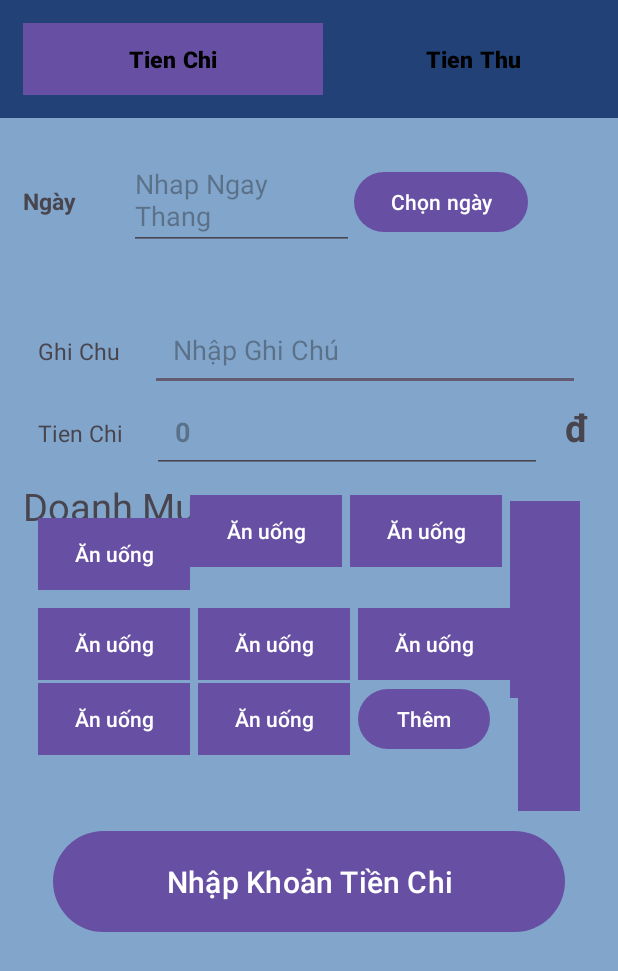
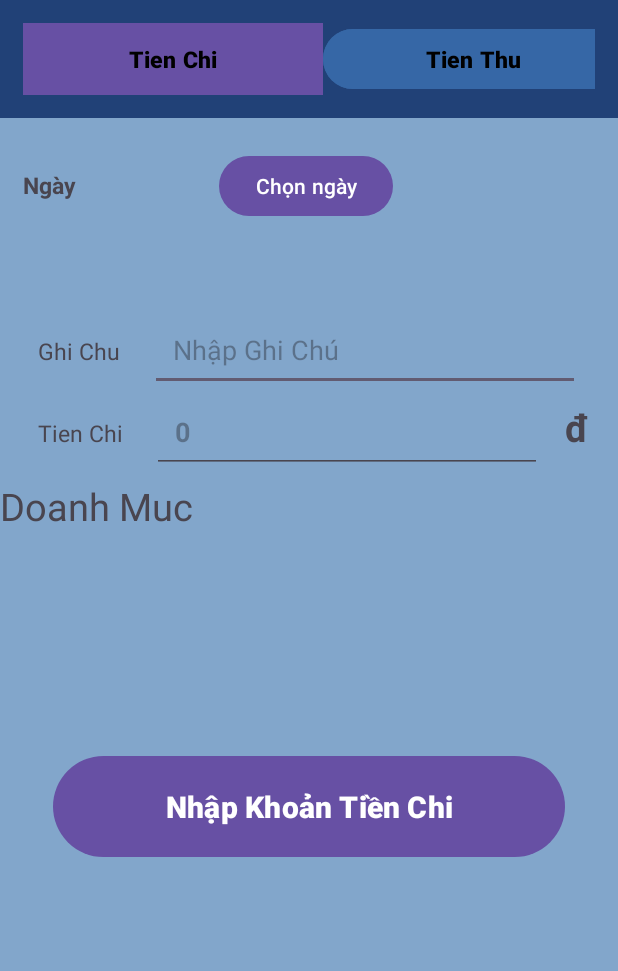
Before and after one commit to Nthanhnhan265/prj-spend-management, an Android app: the layout fragment_home2.xml on its own in the app's theme, with its tools: preview values and no code run, on a phone screen of 412 x 824 dp. Shown: the top 971 px of the screen. Run offline under Robolectric (Android 15) with nearby library versions, the phone set to English and light mode, and no system bars.

Commit message:
Them Giao Dien Home

```diff
--- a/app/src/main/res/layout/fragment_home2.xml
+++ b/app/src/main/res/layout/fragment_home2.xml
@@ -33,7 +33,9 @@
             android:id="@+id/btnTienThu"
             android:layout_width="200sp"
             android:layout_height="wrap_content"
-            android:backgroundTint="@color/xanh1"
+            android:backgroundTint="@color/xanh2"
+
+
             android:text="Tien Thu"
             android:textColor="@color/black"
             android:textSize="15sp"
@@ -58,22 +60,29 @@
             android:text="Ngày"
             android:textSize="15sp"
             android:textStyle="bold"></TextView>
+      <ImageView
+          android:layout_width="50sp"
+          android:layout_height="50sp"
+          android:layout_marginLeft="45sp"
 
-        <EditText
-            android:id="@+id/dateEditText"
-            android:layout_width="150sp"
-            android:layout_height="wrap_content"
-            android:layout_marginLeft="35sp"
+          >
 
-            android:clickable="true"
-            android:focusable="false"
-            android:hint="Nhap Ngay Thang" />
-
+      </ImageView>
         <Button
             android:id="@+id/datepickerButton"
             android:layout_width="wrap_content"
             android:layout_height="wrap_content"
             android:text="Chọn ngày" />
+
+        <ImageView
+            android:layout_width="50sp"
+            android:layout_height="50sp"
+            android:layout_marginRight="45sp"
+            >
+
+        </ImageView>
+
+
 
     </LinearLayout>
 
@@ -143,141 +152,29 @@
         android:layout_width="match_parent"
         android:layout_height="wrap_content"
         android:text="Doanh Muc"
-        android:layout_marginLeft="15sp"
         android:textSize="25sp"
         android:layout_marginTop="320sp">
 
     </TextView>
 
+
     <LinearLayout
-      android:layout_width="match_parent"
-        android:layout_height="wrap_content"
-        android:layout_alignParentEnd="true"
-        android:layout_marginTop="330sp"
-        android:layout_marginEnd="25dp"
+        android:layout_width="420sp"
+        android:layout_height="100sp"
+        android:orientation="vertical"
+        android:layout_marginTop="500sp"
 
-        android:layout_marginRight="25sp"
-        android:orientation="horizontal">
-
-        <Button
-            android:layout_width="wrap_content"
-            android:layout_height="wrap_content"
-            android:layout_marginLeft="25sp"
-            android:layout_marginTop="15sp"
-            android:background="@drawable/button_background"
-            android:text="Ăn uống"></Button>
-
-        <Button
-            android:layout_width="wrap_content"
-            android:layout_height="wrap_content"
-            android:layout_marginRight="5sp"
-            android:background="@drawable/button_background"
-            android:text="Ăn uống"></Button>
-
-        <Button
-            android:layout_width="wrap_content"
-            android:layout_height="wrap_content"
-            android:layout_marginRight="5sp"
-            android:background="@drawable/button_background"
-            android:text="Ăn uống"></Button>
-
-        <Button
-            android:layout_width="wrap_content"
-            android:layout_height="wrap_content"
-            android:background="@drawable/button_background"
-            android:text="Ăn uống"></Button>
-    </LinearLayout>
-    <LinearLayout
-        android:layout_width="match_parent"
-        android:layout_height="wrap_content"
-        android:layout_marginTop="380sp"
-        android:orientation="horizontal"
-        android:padding="25sp"
-
-        >
-        <Button
-            android:layout_width="wrap_content"
-            android:layout_height="wrap_content"
-            android:text="Ăn uống"
-            android:layout_marginRight="5sp"
-            android:background="@drawable/button_background"
-            >
-        </Button>
-        <Button
-            android:layout_width="wrap_content"
-            android:layout_height="wrap_content"
-            android:text="Ăn uống"
-            android:layout_marginRight="5sp"
-            android:background="@drawable/button_background"
-            >
-        </Button>
-        <Button
-            android:layout_width="wrap_content"
-            android:layout_height="wrap_content"
-            android:text="Ăn uống"
-            android:layout_marginRight="5sp"
-            android:background="@drawable/button_background"
-            >
-        </Button>
-        <Button
-            android:layout_width="wrap_content"
-            android:layout_height="wrap_content"
-            android:text="Ăn uống"
-            android:background="@drawable/button_background"
-            >
-        </Button>
-    </LinearLayout>
-    <LinearLayout
-        android:layout_width="match_parent"
-        android:layout_height="wrap_content"
-        android:layout_marginTop="430sp"
-        android:orientation="horizontal"
-        android:padding="25sp"
-
-        >
-        <Button
-            android:layout_width="wrap_content"
-            android:layout_height="wrap_content"
-            android:text="Ăn uống"
-            android:layout_marginEnd="5sp"
-            android:background="@drawable/button_background"
-            >
-        </Button>
-        <Button
-            android:layout_width="wrap_content"
-            android:layout_height="wrap_content"
-            android:text="Ăn uống"
-            android:layout_marginRight="5sp"
-            android:background="@drawable/button_background"
-            >
-        </Button>
-        <Button
-            android:layout_width="wrap_content"
-            android:layout_height="wrap_content"
-            android:text="Thêm"
-
-
-            >
-        </Button>
-
-    </LinearLayout>
-    <LinearLayout
-        android:layout_width="match_parent"
-        android:layout_height="wrap_content"
-        android:orientation="vertical"
-        android:gravity="center"
         >
     <Button
         android:layout_width="match_parent"
         android:layout_height="wrap_content"
-        android:layout_marginTop="550sp"
         android:text="Nhập Khoản Tiền Chi"
         android:padding="20sp"
         android:textSize="20sp"
+        android:textStyle="bold"
         android:layout_marginLeft="35sp"
         android:layout_marginRight="35sp"
         >
-
     </Button>
     </LinearLayout>
 </RelativeLayout>
```
